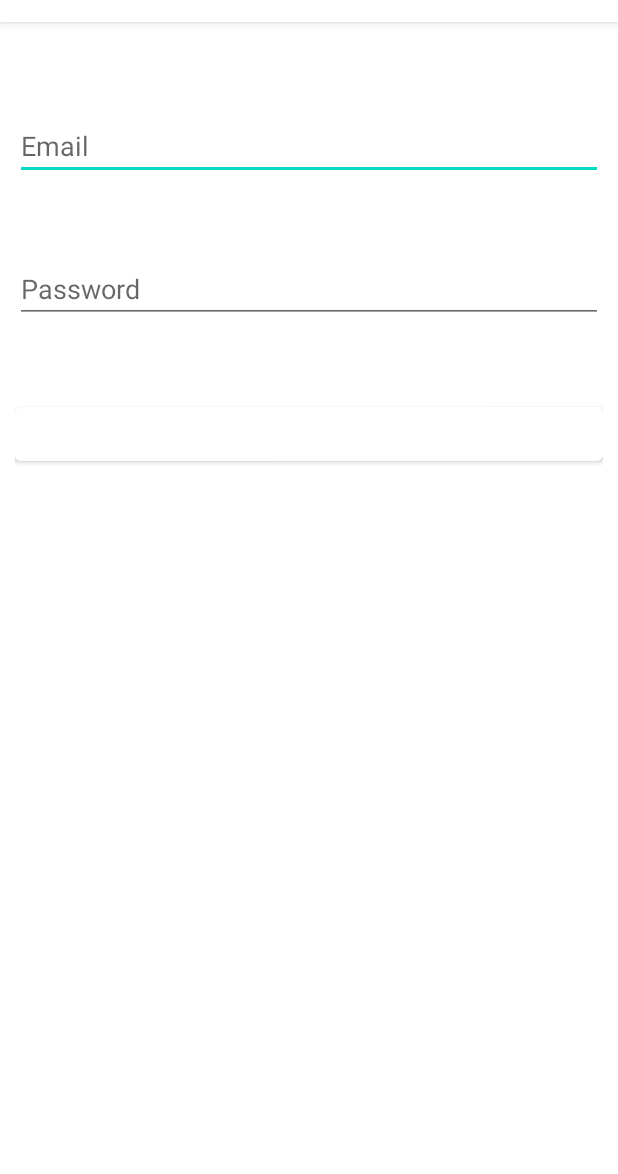
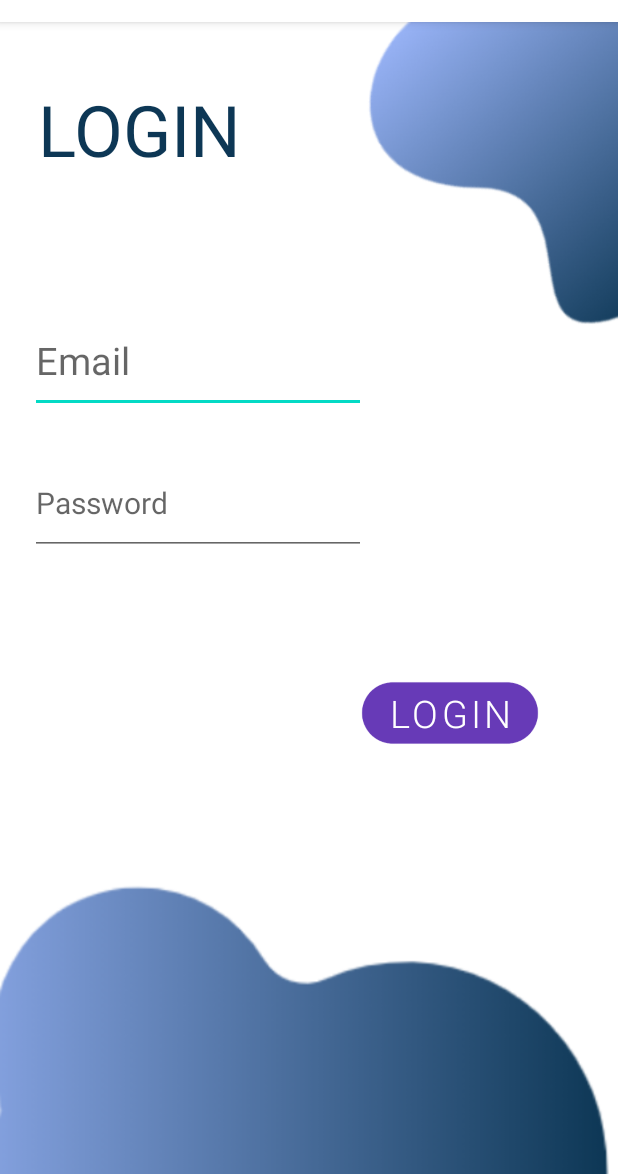
Before and after one commit to Arob122/G7_Anti-Theft-App, an Android app: the LoginActivity screen opened directly, with no data from a screen before it, on a phone screen of 412 x 824 dp, the part 62-1236 px from its top. Run offline under Robolectric (Android 15) with nearby library versions, the phone set to English and light mode, and no system bars.

Commit message:
تعديلات على الأرار

```diff
--- a/app/src/main/java/com/example/g7anti_theftapp/Homepage.java
+++ b/app/src/main/java/com/example/g7anti_theftapp/Homepage.java
@@ -21,7 +21,7 @@ public class Homepage extends AppCompatActivity {
         super.onCreate(savedInstanceState);
         setContentView(R.layout.activity_homepage);
 
-        perBtn = findViewById(R.id.perBtn);
+       // perBtn = findViewById(R.id.perBtn);
         editBtn=findViewById(R.id.button2);
 
 
--- a/app/src/main/res/layout/activity_login.xml
+++ b/app/src/main/res/layout/activity_login.xml
@@ -1,35 +1,68 @@
 <?xml version="1.0" encoding="utf-8"?>
-<RelativeLayout xmlns:android="http://schemas.android.com/apk/res/android"
+<LinearLayout xmlns:android="http://schemas.android.com/apk/res/android"
     xmlns:app="http://schemas.android.com/apk/res-auto"
     xmlns:tools="http://schemas.android.com/tools"
     android:layout_width="match_parent"
     android:layout_height="match_parent"
-    android:padding="10dp"
-    tools:context=".LoginActivity">
+    android:background="@drawable/login2"
+    tools:context=".LoginActivity"
+    android:orientation="vertical">
+
+
+    <TextView
+        android:id="@+id/textView8"
+        android:layout_width="322dp"
+        android:layout_height="86dp"
+        android:fontFamily="sans-serif-thin"
+        android:gravity="left"
+        android:text="LOGIN"
+        android:textColor="#0D3755"
+        android:textSize="47sp"
+        android:layout_marginLeft="25dp"
+        android:layout_marginTop="40dp"
+        android:layout_marginBottom="25dp"
+        android:textStyle="bold" />
 
     <EditText
         android:id="@+id/Email"
-        android:layout_width="match_parent"
-        android:layout_height="wrap_content"
+        android:layout_width="224dp"
+        android:layout_height="69dp"
+        android:ems="20"
         android:hint="Email"
-        android:inputType="textEmailAddress"
-        android:layout_marginTop="50dp"/>
+        android:inputType="textPersonName"
+        android:layout_marginLeft="20dp"
+        android:layout_marginTop="40dp"
+        android:layout_marginBottom="25dp"
+        android:textColor="#523B60"
+        android:textSize="25sp" />
 
     <EditText
         android:id="@+id/password1"
-        android:layout_width="match_parent"
-        android:layout_height="wrap_content"
+        android:layout_width="224dp"
+        android:layout_height="69dp"
+        android:ems="25"
         android:hint="Password"
         android:inputType="textPassword"
-        android:layout_marginTop="50dp"
-        android:layout_below="@+id/Email"/>
+        android:layout_marginLeft="20dp"
+
+        android:layout_marginBottom="25dp"
+        android:textColor="#523B60"
+        android:textSize="20sp" />
 
     <Button
         android:id="@+id/btnsignin1"
-        android:layout_width="match_parent"
-        android:layout_height="wrap_content"
-        android:text="Sign in"
-        android:layout_marginTop="50dp"
-        android:layout_below="@+id/password1"/>
+        android:layout_width="120dp"
+        android:layout_height="80dp"
+        android:layout_marginLeft="240dp"
+        android:layout_marginTop="40dp"
+        android:layout_marginBottom="25dp"
+        android:background="@drawable/shape"
+        android:fontFamily="sans-serif-light"
+        android:text="Login"
+        android:textColor="#FFFFFF"
+        android:textSize="25sp"
+        android:visibility="visible"
+        app:backgroundTint="#673AB7"
+        tools:visibility="visible" />
 
-</RelativeLayout>
+</LinearLayout>
```
Also changed, not shown: app/src/main/res/layout/activity_homepage.xml (+0 -15 lines), app/src/main/res/layout/activity_main.xml (+19 -2 lines).
